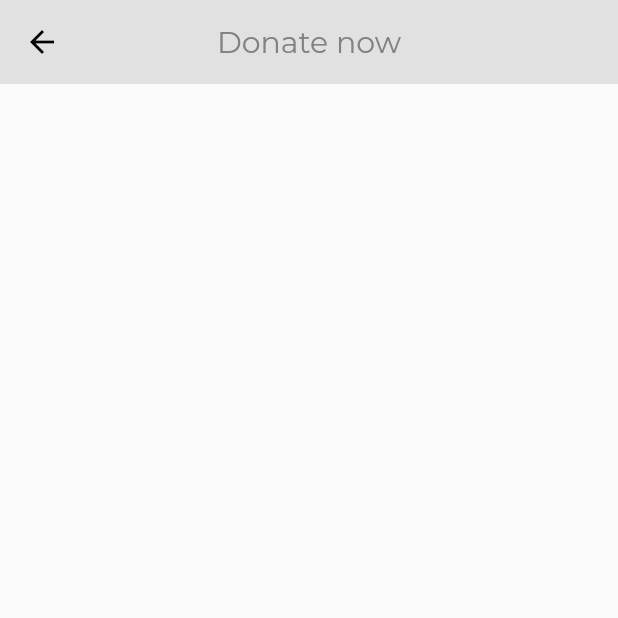
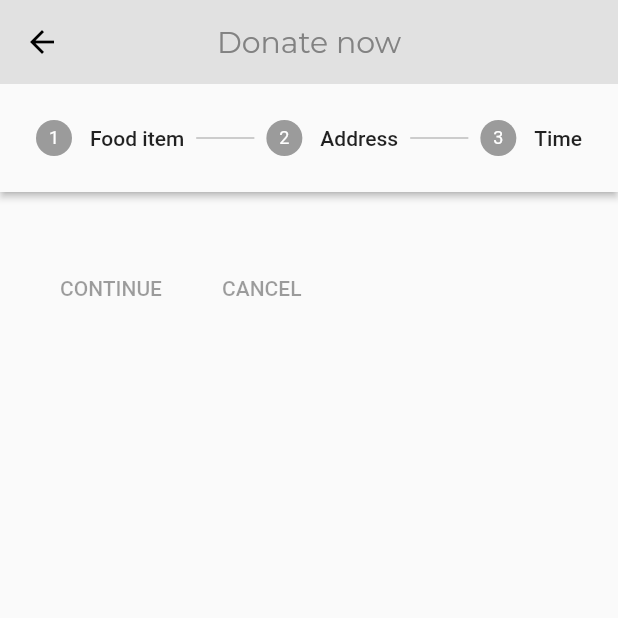
Before and after one commit to sreedharshm/FoodShare, a Flutter app: the Add screen opened directly, on a phone screen of 412 x 824 dp, the top half of it. Run offline on Flutter 3.47's test engine with Material 2 defaults, Android fonts, the phone set to English and light mode, and no system bars; our stand-ins replace firebase_auth, firebase_core, google_fonts, line_awesome_flutter, percent_indicator; accounts and stored records are empty.

Commit message:
add_screen_stepper

```diff
--- a/lib/view/add_screen.dart
+++ b/lib/view/add_screen.dart
@@ -4,6 +4,12 @@ import 'package:flutter/src/widgets/placeholder.dart';
 import 'package:foodproject/main.dart';
 import 'package:google_fonts/google_fonts.dart';
 import 'color.dart';
+
+List<Step> getSteps() => [
+      Step(title: Text('Food item'), content: Container()),
+      Step(title: Text("Address"), content: Container()),
+      Step(title: Text("Time"), content: Container())
+    ];
 
 class Add extends StatelessWidget {
   const Add({super.key});
@@ -21,6 +27,9 @@ class Add extends StatelessWidget {
               fontWeight: FontWeight.normal),
           title: const Text("Donate now"),
         ),
-    );
+        body: Stepper(
+          type: StepperType.horizontal,
+          steps: getSteps(),
+        ));
   }
 }
```
Lines whose indentation alone changed are shown as unchanged.
